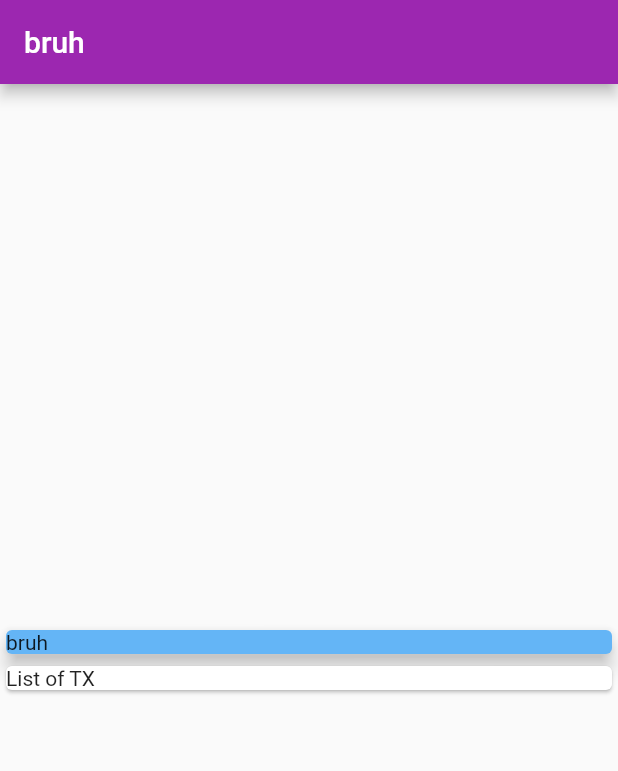
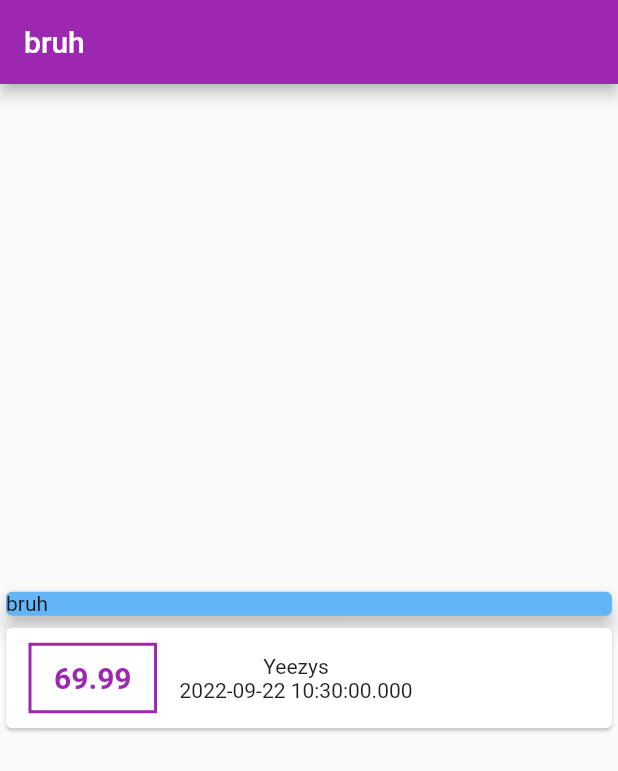
Before and after one commit to NyllRE/flutter_mastering, a Flutter app: the screen it shows after launch, after a tap on "Expenses App", on a phone screen of 412 x 824 dp. Shown: the top 771 px of the screen. Run offline on Flutter 3.47's test engine with Material 2 defaults, Android fonts, the phone set to English and light mode, and no system bars.

Commit message:
added Card from List of custom Class

```diff
--- a/analysis_options.yaml
+++ b/analysis_options.yaml
@@ -23,8 +23,9 @@ linter:
   # producing the lint.
   rules:
     # avoid_print: false  # Uncomment to disable the `avoid_print` rule
-    prefer_single_quotes: true  # Uncomment to enable the `prefer_single_quotes` rule
+    prefer_single_quotes: true
     prefer_const_constructors: false
     sort_child_properties_last: false
+    not_initialized_non_nullable_instance_field: false
 # Additional information about this file can be found at
 # https://dart.dev/guides/language/analysis-options
--- a/lib/udemy_course/expenses/expenses_app.dart
+++ b/lib/udemy_course/expenses/expenses_app.dart
@@ -1,4 +1,5 @@
 import 'package:flutter/material.dart';
+import 'package:flutter_mastering/udemy_course/expenses/transaction.dart';
 
 class ExpensesApp extends StatelessWidget {
   const ExpensesApp({Key? key}) : super(key: key);
@@ -23,6 +24,11 @@ class RootPage extends StatefulWidget {
 }
 
 class _RootPageState extends State<RootPage> {
+  final List<Transaction> transactions = [
+    Transaction(id: 'or4', title: 'Yeezys', amount: 69.99),
+  ];
+
+
   @override
   Widget build(BuildContext context) => Scaffold(
         appBar: AppBar(title: Text('bruh')),
@@ -35,8 +41,44 @@ class _RootPageState extends State<RootPage> {
               child: Text('bruh'),
               elevation: 5, //=> How high it feels >=> shadow depth
             ),
-            Card(
-              child: Text('List of TX'),
+            Column(
+              children: transactions
+                  .map((tx) => Card(
+                        child: Row(
+                          children: [
+                            Container(
+                              child: Text(
+                                '${tx.amount}',
+                                style: TextStyle(
+                                    color: Colors.purple,
+                                    fontWeight: FontWeight.bold,
+                                    fontSize: 20),
+                              ),
+                              margin: EdgeInsets.symmetric(
+                                vertical: 10,
+                                horizontal: 15,
+                              ),
+                              padding: EdgeInsets.symmetric(
+                                vertical: 10,
+                                horizontal: 15,
+                              ),
+                              decoration: BoxDecoration(
+                                border: Border.all(
+                                  color: Colors.purple,
+                                  width: 2,
+                                ),
+                              ),
+                            ),
+                            Column(
+                              children: [
+                                Text(tx.title),
+                                Text(tx.date.toString()),
+                              ],
+                            ),
+                          ],
+                        ),
+                      ))
+                  .toList(),
             ),
           ],
         ),
--- /dev/null
+++ b/lib/udemy_course/expenses/transaction.dart
@@ -0,0 +1,12 @@
+class Transaction {
+  String id;
+  String title;
+  double? amount;
+  DateTime date = DateTime.now();
+
+  Transaction({
+    required this.id,
+    required this.title,
+    required this.amount,
+  });
+}
```
